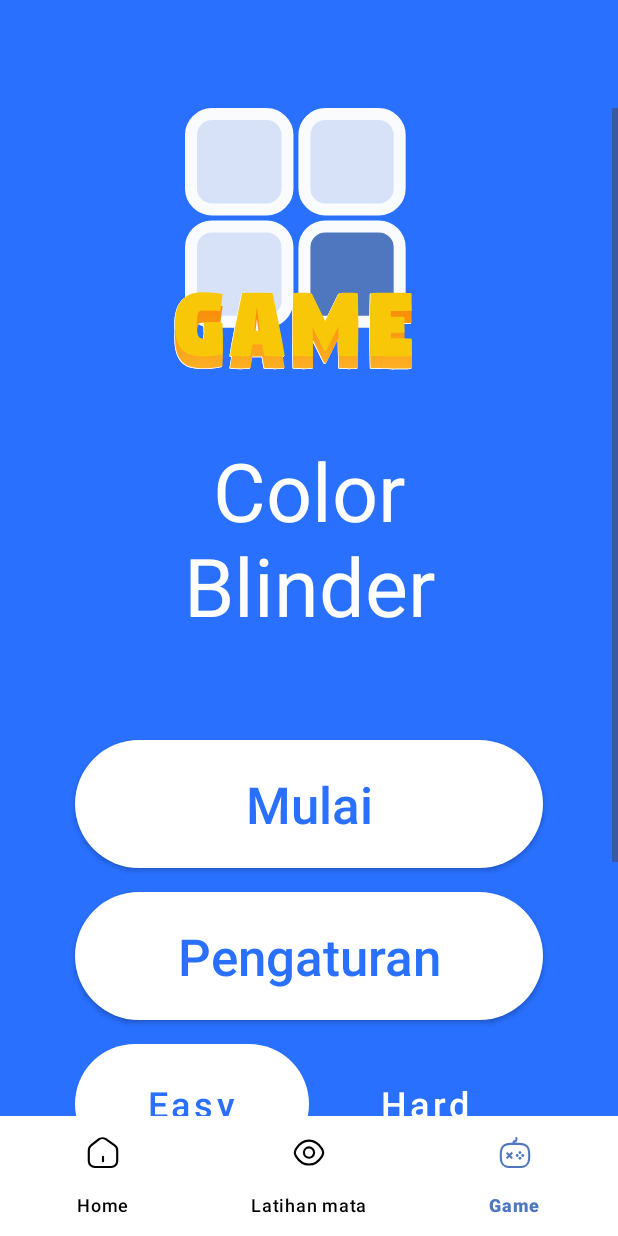
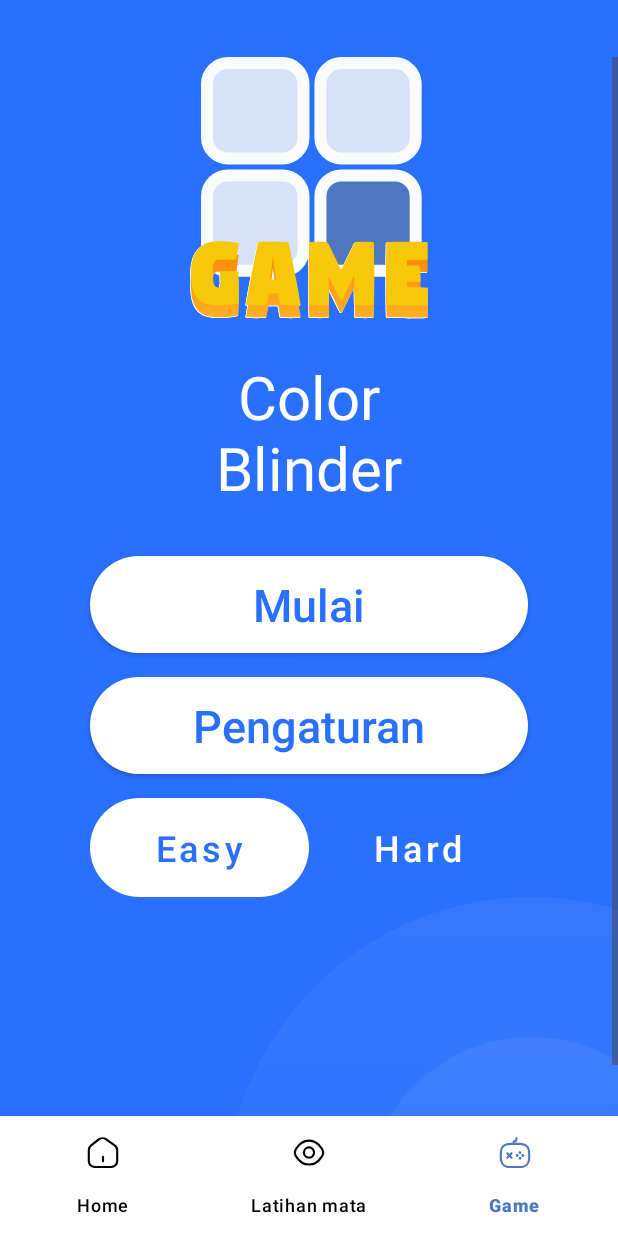
Before and after one commit to dellafitrialestari/Colblind_app, an Android app: the MenuGameActivity screen opened directly, with no data from a screen before it, on a phone screen of 412 x 824 dp. Run offline under Robolectric (Android 15) with nearby library versions, the phone set to English and light mode, and no system bars.

Commit message:
Update UI Game

```diff
--- a/app/src/main/AndroidManifest.xml
+++ b/app/src/main/AndroidManifest.xml
@@ -17,7 +17,7 @@
         android:theme="@style/Theme.Eye_app"
         tools:targetApi="31">
         <activity
-            android:name=".SettingsActivity"
+            android:name=".Game.SettingsActivity"
             android:screenOrientation="portrait"
             android:exported="false">
             <meta-data
@@ -25,7 +25,7 @@
                 android:value="" />
         </activity>
         <activity
-            android:name=".GameOver"
+            android:name=".Game.GameOver"
             android:exported="false"
             android:screenOrientation="portrait">
             <meta-data
@@ -33,7 +33,7 @@
                 android:value="" />
         </activity>
         <activity
-            android:name=".GameActivity"
+            android:name=".Game.GameActivity"
             android:exported="false"
             android:screenOrientation="portrait">
             <meta-data
--- a/app/src/main/java/com/della_irvianti/eye_app/GameActivity.java
+++ b/app/src/main/java/com/della_irvianti/eye_app/Game/GameActivity.java
@@ -1,4 +1,4 @@
-package com.della_irvianti.eye_app;
+package com.della_irvianti.eye_app.Game;
 
 import android.app.Dialog;
 import android.content.Context;
@@ -22,6 +22,9 @@ import android.widget.ProgressBar;
 import android.widget.TextView;
 
 import androidx.appcompat.app.AppCompatActivity;
+
+import com.della_irvianti.eye_app.MenuGameActivity;
+import com.della_irvianti.eye_app.R;
 
 import java.util.Random;
 
--- a/app/src/main/java/com/della_irvianti/eye_app/GameOver.java
+++ b/app/src/main/java/com/della_irvianti/eye_app/Game/GameOver.java
@@ -1,4 +1,4 @@
-package com.della_irvianti.eye_app;
+package com.della_irvianti.eye_app.Game;
 
 import android.content.Context;
 import android.content.Intent;
@@ -14,6 +14,9 @@ import android.widget.Button;
 import android.widget.TextView;
 
 import androidx.appcompat.app.AppCompatActivity;
+
+import com.della_irvianti.eye_app.MenuGameActivity;
+import com.della_irvianti.eye_app.R;
 
 public class GameOver extends AppCompatActivity {
     public static final String PREFS_DATA_Settings = "Settings_PREFS";
--- a/app/src/main/java/com/della_irvianti/eye_app/SettingsActivity.java
+++ b/app/src/main/java/com/della_irvianti/eye_app/Game/SettingsActivity.java
@@ -1,4 +1,4 @@
-package com.della_irvianti.eye_app;
+package com.della_irvianti.eye_app.Game;
 
 
 import android.content.Context;
@@ -16,6 +16,8 @@ import android.widget.ImageView;
 
 import androidx.appcompat.app.AppCompatActivity;
 
+import com.della_irvianti.eye_app.MenuGameActivity;
+import com.della_irvianti.eye_app.R;
 import com.google.android.material.switchmaterial.SwitchMaterial;
 
 public class SettingsActivity extends AppCompatActivity {
--- a/app/src/main/java/com/della_irvianti/eye_app/MenuGameActivity.java
+++ b/app/src/main/java/com/della_irvianti/eye_app/MenuGameActivity.java
@@ -12,6 +12,8 @@ import android.widget.Button;
 
 import androidx.appcompat.app.AppCompatActivity;
 
+import com.della_irvianti.eye_app.Game.GameActivity;
+import com.della_irvianti.eye_app.Game.SettingsActivity;
 import com.google.android.material.bottomnavigation.BottomNavigationView;
 import com.google.android.material.tabs.TabLayout;
 
--- a/app/src/main/res/layout/activity_game.xml
+++ b/app/src/main/res/layout/activity_game.xml
@@ -4,8 +4,8 @@
     xmlns:tools="http://schemas.android.com/tools"
     android:layout_width="match_parent"
     android:layout_height="match_parent"
-    android:background="@color/soft_black"
-    tools:context=".GameActivity">
+    android:background="@color/blue"
+    tools:context=".Game.GameActivity">
 
     <LinearLayout
         android:layout_width="match_parent"
@@ -29,7 +29,6 @@
             android:layout_height="wrap_content"
             android:layout_marginTop="50dp"
             android:text="@string/Score"
-            android:textAppearance="@style/TextAppearance.AppCompat.Display1"
             android:textColor="@color/main_text"
             android:textSize="56sp"
             app:layout_constraintBottom_toBottomOf="parent"
@@ -69,7 +68,6 @@
                 app:layout_constraintEnd_toEndOf="parent"
                 app:layout_constraintStart_toStartOf="parent"
                 app:layout_constraintTop_toTopOf="parent" />
-
         </LinearLayout>
 
         <ProgressBar
--- a/app/src/main/res/layout/activity_menu_game.xml
+++ b/app/src/main/res/layout/activity_menu_game.xml
@@ -9,34 +9,39 @@
     <ScrollView
         android:id="@+id/content_game"
         android:layout_width="match_parent"
-        android:layout_height="wrap_content"
+        android:layout_height="0dp"
         android:layout_weight="1"
         android:background="@color/blue"
-        android:paddingTop="72dp"
-        android:paddingBottom="24dp"
+        android:paddingTop="38dp"
         android:clipChildren="false"
         android:clipToPadding="false"
         android:fillViewport="true">
         <LinearLayout
-            android:layout_width="match_parent"
+            android:layout_width="wrap_content"
             android:layout_height="wrap_content"
             android:clipChildren="false"
             android:clipToPadding="false"
             android:orientation="vertical">
+            <LinearLayout
+                android:layout_width="match_parent"
+                android:layout_height="match_parent"
+                android:clipChildren="false"
+                android:clipToPadding="false"
+                android:orientation="vertical"
+                android:gravity="center">
                 <ImageView
                     android:id="@+id/ic_game"
                     android:layout_width="wrap_content"
                     android:layout_height="wrap_content"
                     android:background="@drawable/game_title"
-                android:layout_marginBottom="19dp"
-                android:layout_marginHorizontal="99dp"
                     android:orientation="vertical">
                 </ImageView>
+            </LinearLayout>
             <TextView
                 android:id="@+id/game_title"
                 android:textColor="@color/white"
-                android:textSize="53.752288818359375sp"
-                android:layout_marginBottom="59dp"
+                android:textSize="40sp"
+                android:layout_marginBottom="24dp"
                 android:layout_marginHorizontal="80dp"
                 android:layout_height="wrap_content"
                 android:layout_width="match_parent"
@@ -51,11 +56,11 @@
                 android:text="@string/game_mulai"
                 android:layout_marginVertical="8dp"
                 android:textColor="@color/light_blue"
-                android:textSize="34sp"
+                android:textSize="30sp"
                 android:textAllCaps="false"
-                android:layout_marginLeft="50dp"
-                android:layout_marginRight="50dp"
-                android:padding="20dp"
+                android:layout_marginLeft="60dp"
+                android:layout_marginRight="60dp"
+                android:padding="12dp"
                 android:background="@drawable/bg_text" />
 
             <androidx.appcompat.widget.AppCompatButton
@@ -65,19 +70,19 @@
                 android:text="@string/game_setting"
                 android:layout_marginVertical="8dp"
                 android:textColor="@color/light_blue"
-                android:textSize="34sp"
+                android:textSize="30sp"
                 android:textAllCaps="false"
-                android:layout_marginLeft="50dp"
-                android:layout_marginRight="50dp"
-                android:padding="20dp"
+                android:layout_marginLeft="60dp"
+                android:layout_marginRight="60dp"
+                android:padding="12dp"
                 android:background="@drawable/bg_text" />
 
             <com.google.android.material.tabs.TabLayout
                 android:id="@+id/diff_tab"
                 android:layout_width="match_parent"
-                android:layout_height="80dp"
-                android:layout_marginRight="50dp"
-                android:layout_marginLeft="50dp"
+                android:layout_height="66dp"
+                android:layout_marginRight="60dp"
+                android:layout_marginLeft="60dp"
                 android:layout_marginTop="8dp"
                 android:backgroundTint="@android:color/transparent"
                 android:soundEffectsEnabled="false"
--- a/app/src/main/res/layout/activity_settings.xml
+++ b/app/src/main/res/layout/activity_settings.xml
@@ -4,8 +4,8 @@
     xmlns:tools="http://schemas.android.com/tools"
     android:layout_width="match_parent"
     android:layout_height="match_parent"
-    android:background="#000000"
-    tools:context=".SettingsActivity">
+    android:background="@color/blue"
+    tools:context=".Game.SettingsActivity">
 
     <LinearLayout
         android:layout_width="match_parent"
@@ -30,7 +30,6 @@
             android:layout_marginTop="30dp"
             android:gravity="center"
             android:text="Setting"
-            android:textAppearance="@style/TextAppearance.AppCompat.Display1"
             android:textColor="#FFFFFF"
             android:textSize="60sp"
             app:layout_constraintBottom_toBottomOf="parent"
```
Also changed, not shown: app/src/main/res/layout/activity_game_over.xml (+10 -8 lines). Lines whose indentation alone changed are shown as unchanged.
